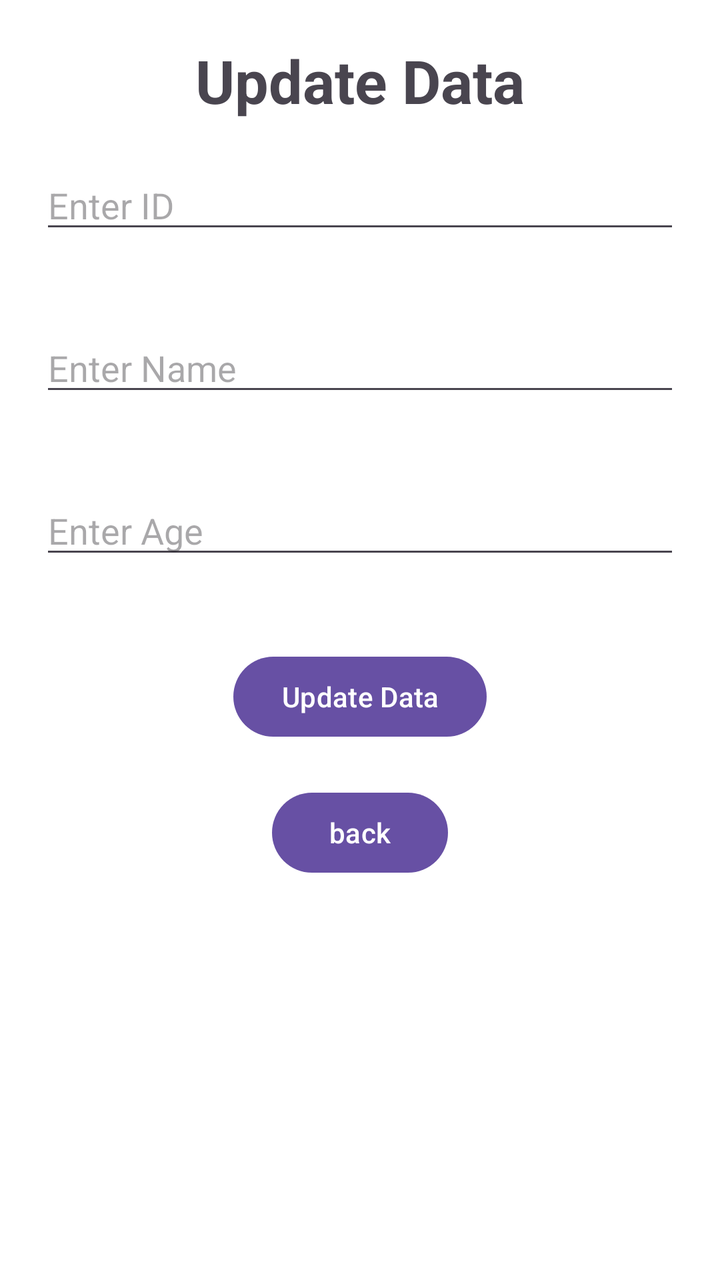
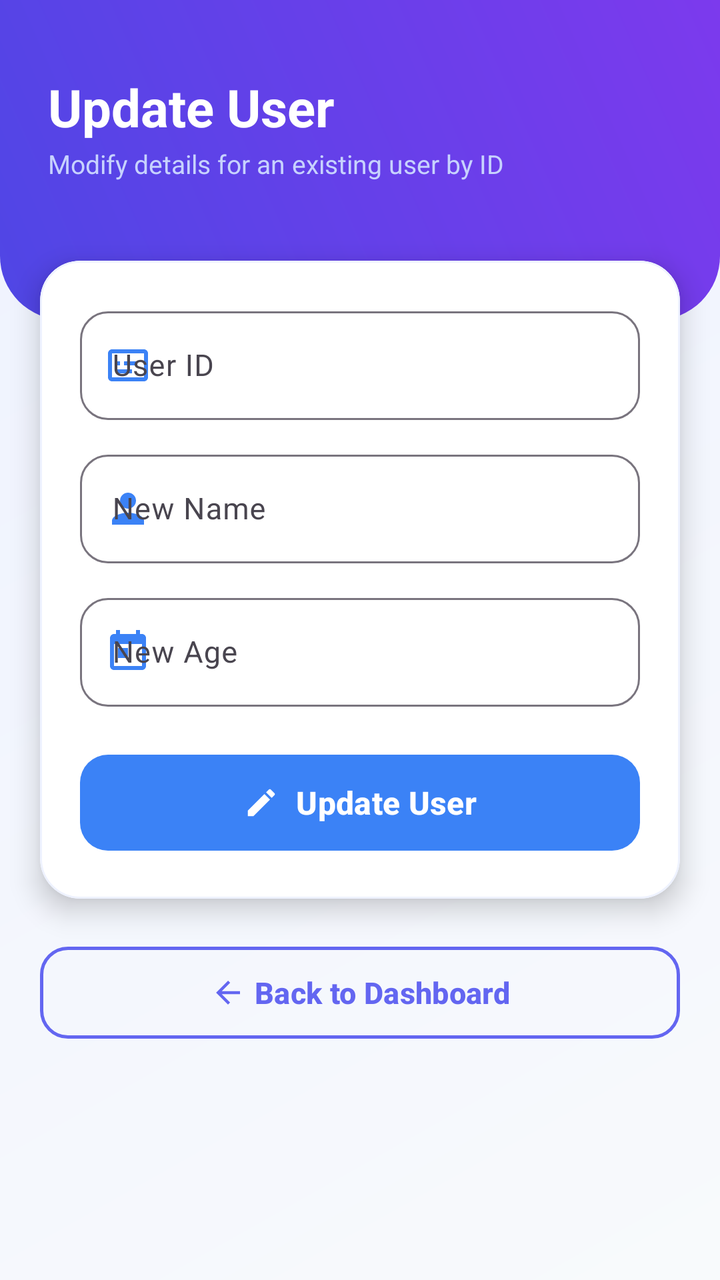

Two renders of the same Android screen: before a commit and after it. Below are the layout's source before the change and the commit's diff.
<!-- AndroidManifest.xml: application theme Theme.Lab9 -->
<!-- res/layout/activity_update.xml -->
<?xml version="1.0" encoding="utf-8"?>
<RelativeLayout xmlns:android="http://schemas.android.com/apk/res/android"
    xmlns:app="http://schemas.android.com/apk/res-auto"
    xmlns:tools="http://schemas.android.com/tools"
    android:id="@+id/main"
    android:layout_width="match_parent"
    android:layout_height="match_parent"
    tools:context=".update"
    android:background="@color/white">

    <TextView
        android:id="@+id/textView"
        android:layout_width="wrap_content"
        android:layout_height="wrap_content"
        android:text="Update Data"
        android:textSize="30dp"
        android:textStyle="bold"
        android:layout_alignParentTop="true"
        android:layout_centerInParent="true"
        android:layout_marginTop="20sp"/>

    <EditText
        android:id="@+id/idUpdate"
        android:layout_width="match_parent"
        android:layout_height="wrap_content"
        android:ems="10"
        android:inputType="number"
        android:hint="Enter ID"
        tools:layout_editor_absoluteX="91dp"
        tools:layout_editor_absoluteY="149dp"
        android:layout_below="@id/textView"
        android:layout_margin="20sp"

        />

    <EditText
        android:id="@+id/nameUpdate"
        android:layout_width="match_parent"
        android:layout_height="wrap_content"
        android:ems="10"
        android:inputType="text"
        android:hint="Enter Name"
        tools:layout_editor_absoluteX="93dp"
        tools:layout_editor_absoluteY="247dp"
        android:layout_below="@id/idUpdate"
        android:layout_margin="20sp"/>

    <EditText
        android:id="@+id/ageUpdate"
        android:layout_width="match_parent"
        android:layout_height="wrap_content"
        android:ems="10"
        android:inputType="number"
        android:hint="Enter Age"
        tools:layout_editor_absoluteX="86dp"
        tools:layout_editor_absoluteY="351dp"
        android:layout_margin="20sp"
        android:layout_below="@id/nameUpdate"/>

    <Button
        android:id="@+id/update"
        android:layout_width="wrap_content"
        android:layout_height="wrap_content"
        android:text="Update Data"
        tools:layout_editor_absoluteX="151dp"
        tools:layout_editor_absoluteY="447dp"
        android:layout_below="@id/ageUpdate"
        android:layout_marginTop="20sp"
        android:layout_centerInParent="true"/>

    <Button
        android:id="@+id/back"
        android:layout_width="wrap_content"
        android:layout_height="wrap_content"
        android:text="back"
        tools:layout_editor_absoluteX="151dp"
        tools:layout_editor_absoluteY="530dp"
        android:layout_marginTop="20sp"
        android:layout_below="@id/update"
        android:layout_centerInParent="true"/>
</RelativeLayout>
<!-- resources referenced by this layout -->
<resources>
  <color name="white">#FFFFFFFF</color>
  <style name="Theme.Lab9" parent="Base.Theme.Lab9" />
  <style name="Base.Theme.Lab9" parent="Theme.Material3.DayNight.NoActionBar">
          
          
      </style>
</resources>

<!-- the commit's change to res/layout/activity_update.xml (unified diff, before → after) -->
@@ -1,81 +1,188 @@
 <?xml version="1.0" encoding="utf-8"?>
-<RelativeLayout xmlns:android="http://schemas.android.com/apk/res/android"
+<androidx.coordinatorlayout.widget.CoordinatorLayout
+    xmlns:android="http://schemas.android.com/apk/res/android"
     xmlns:app="http://schemas.android.com/apk/res-auto"
     xmlns:tools="http://schemas.android.com/tools"
     android:id="@+id/main"
     android:layout_width="match_parent"
     android:layout_height="match_parent"
-    tools:context=".update"
-    android:background="@color/white">
+    android:background="@drawable/bg_main_gradient"
+    tools:context=".update">
 
-    <TextView
-        android:id="@+id/textView"
-        android:layout_width="wrap_content"
-        android:layout_height="wrap_content"
-        android:text="Update Data"
-        android:textSize="30dp"
-        android:textStyle="bold"
-        android:layout_alignParentTop="true"
-        android:layout_centerInParent="true"
-        android:layout_marginTop="20sp"/>
+    <androidx.core.widget.NestedScrollView
+        android:layout_width="match_parent"
+        android:layout_height="match_parent"
+        android:fillViewport="true">
 
-    <EditText
-        android:id="@+id/idUpdate"
-        android:layout_width="match_parent"
-        android:layout_height="wrap_content"
-        android:ems="10"
-        android:inputType="number"
-        android:hint="Enter ID"
-        tools:layout_editor_absoluteX="91dp"
-        tools:layout_editor_absoluteY="149dp"
-        android:layout_below="@id/textView"
-        android:layout_margin="20sp"
+        <LinearLayout
+            android:layout_width="match_parent"
+            android:layout_height="wrap_content"
+            android:orientation="vertical"
+            android:paddingBottom="24dp">
 
-        />
+            
+            <RelativeLayout
+                android:layout_width="match_parent"
+                android:layout_height="160dp"
+                android:background="@drawable/bg_header_gradient"
+                android:padding="24dp">
 
-    <EditText
-        android:id="@+id/nameUpdate"
-        android:layout_width="match_parent"
-        android:layout_height="wrap_content"
-        android:ems="10"
-        android:inputType="text"
-        android:hint="Enter Name"
-        tools:layout_editor_absoluteX="93dp"
-        tools:layout_editor_absoluteY="247dp"
-        android:layout_below="@id/idUpdate"
-        android:layout_margin="20sp"/>
+                <TextView
+                    android:id="@+id/headerTitle"
+                    android:layout_width="wrap_content"
+                    android:layout_height="wrap_content"
+                    android:layout_marginTop="12dp"
+                    android:text="Update User"
+                    android:textColor="@color/white"
+                    android:textSize="26sp"
+                    android:textStyle="bold" />
 
-    <EditText
-        android:id="@+id/ageUpdate"
-        android:layout_width="match_parent"
-        android:layout_height="wrap_content"
-        android:ems="10"
-        android:inputType="number"
-        android:hint="Enter Age"
-        tools:layout_editor_absoluteX="86dp"
-        tools:layout_editor_absoluteY="351dp"
-        android:layout_margin="20sp"
-        android:layout_below="@id/nameUpdate"/>
+                <TextView
+                    android:layout_width="wrap_content"
+                    android:layout_height="wrap_content"
+                    android:layout_below="@id/headerTitle"
+                    android:layout_marginTop="2dp"
+                    android:text="Modify details for an existing user by ID"
+                    android:textColor="#C7D2FE"
+                    android:textSize="13sp" />
+            </RelativeLayout>
 
-    <Button
-        android:id="@+id/update"
-        android:layout_width="wrap_content"
-        android:layout_height="wrap_content"
-        android:text="Update Data"
-        tools:layout_editor_absoluteX="151dp"
-        tools:layout_editor_absoluteY="447dp"
-        android:layout_below="@id/ageUpdate"
-        android:layout_marginTop="20sp"
-        android:layout_centerInParent="true"/>
+            
+            <com.google.android.material.card.MaterialCardView
+                android:layout_width="match_parent"
+                android:layout_height="wrap_content"
+                android:layout_marginLeft="20dp"
+                android:layout_marginTop="-30dp"
+                android:layout_marginRight="20dp"
+                app:cardBackgroundColor="@color/card_bg"
+                app:cardCornerRadius="20dp"
+                app:cardElevation="8dp"
+                app:strokeColor="#EEF2FF"
+                app:strokeWidth="1dp">
 
-    <Button
-        android:id="@+id/back"
-        android:layout_width="wrap_content"
-        android:layout_height="wrap_content"
-        android:text="back"
-        tools:layout_editor_absoluteX="151dp"
-        tools:layout_editor_absoluteY="530dp"
-        android:layout_marginTop="20sp"
-        android:layout_below="@id/update"
-        android:layout_centerInParent="true"/>
-</RelativeLayout>
+                <LinearLayout
+                    android:layout_width="match_parent"
+                    android:layout_height="wrap_content"
+                    android:orientation="vertical"
+                    android:padding="20dp">
+
+                    
+                    <com.google.android.material.textfield.TextInputLayout
+                        android:id="@+id/idLayout"
+                        style="@style/Widget.Material3.TextInputLayout.OutlinedBox"
+                        android:layout_width="match_parent"
+                        android:layout_height="wrap_content"
+                        android:layout_marginBottom="12dp"
+                        android:hint="User ID"
+                        app:boxCornerRadiusBottomEnd="14dp"
+                        app:boxCornerRadiusBottomStart="14dp"
+                        app:boxCornerRadiusTopEnd="14dp"
+                        app:boxCornerRadiusTopStart="14dp"
+                        app:endIconMode="clear_text"
+                        app:startIconDrawable="@drawable/ic_id"
+                        app:startIconTint="@color/accent_blue">
+
+                        <com.google.android.material.textfield.TextInputEditText
+                            android:id="@+id/idUpdate"
+                            android:layout_width="match_parent"
+                            android:layout_height="wrap_content"
+                            android:inputType="number"
+                            android:textColor="@color/text_primary"
+                            android:textSize="15sp" />
+                    </com.google.android.material.textfield.TextInputLayout>
+
+                    
+                    <com.google.android.material.textfield.TextInputLayout
+                        android:id="@+id/nameLayout"
+                        style="@style/Widget.Material3.TextInputLayout.OutlinedBox"
+                        android:layout_width="match_parent"
+                        android:layout_height="wrap_content"
+                        android:layout_marginBottom="12dp"
+                        android:hint="New Name"
+                        app:boxCornerRadiusBottomEnd="14dp"
+                        app:boxCornerRadiusBottomStart="14dp"
+                        app:boxCornerRadiusTopEnd="14dp"
+                        app:boxCornerRadiusTopStart="14dp"
+                        app:endIconMode="clear_text"
+                        app:startIconDrawable="@drawable/ic_person"
+                        app:startIconTint="@color/accent_blue">
+
+                        <com.google.android.material.textfield.TextInputEditText
+                            android:id="@+id/nameUpdate"
+                            android:layout_width="match_parent"
+                            android:layout_height="wrap_content"
+                            android:inputType="textPersonName"
+                            android:textColor="@color/text_primary"
+                            android:textSize="15sp" />
+                    </com.google.android.material.textfield.TextInputLayout>
+
+                    
+                    <com.google.android.material.textfield.TextInputLayout
+                        android:id="@+id/ageLayout"
+                        style="@style/Widget.Material3.TextInputLayout.OutlinedBox"
+                        android:layout_width="match_parent"
+                        android:layout_height="wrap_content"
+                        android:layout_marginBottom="20dp"
+                        android:hint="New Age"
+                        app:boxCornerRadiusBottomEnd="14dp"
+                        app:boxCornerRadiusBottomStart="14dp"
+                        app:boxCornerRadiusTopEnd="14dp"
+                        app:boxCornerRadiusTopStart="14dp"
+                        app:endIconMode="clear_text"
+                        app:startIconDrawable="@drawable/ic_age"
+                        app:startIconTint="@color/accent_blue">
+
+                        <com.google.android.material.textfield.TextInputEditText
+                            android:id="@+id/ageUpdate"
+                            android:layout_width="match_parent"
+                            android:layout_height="wrap_content"
+                            android:inputType="number"
+                            android:textColor="@color/text_primary"
+                            android:textSize="15sp" />
+                    </com.google.android.material.textfield.TextInputLayout>
+
+                    
+                    <com.google.android.material.button.MaterialButton
+                        android:id="@+id/update"
+                        android:layout_width="match_parent"
+                        android:layout_height="56dp"
+                        android:text="Update User"
+                        android:textAllCaps="false"
+                        android:textColor="@color/white"
+                        android:textSize="16sp"
+                        android:textStyle="bold"
+                        app:backgroundTint="@color/accent_blue"
+                        app:cornerRadius="14dp"
+                        app:icon="@drawable/ic_edit"
+                        app:iconGravity="textStart"
+                        app:iconPadding="8dp"
+                        app:iconTint="@color/white" />
+
+                </LinearLayout>
+            </com.google.android.material.card.MaterialCardView>
+
+            
+            <com.google.android.material.button.MaterialButton
+                android:id="@+id/back"
+                style="@style/Widget.Material3.Button.OutlinedButton"
+                android:layout_width="match_parent"
+                android:layout_height="54dp"
+                android:layout_marginLeft="20dp"
+                android:layout_marginTop="20dp"
+                android:layout_marginRight="20dp"
+                android:text="Back to Dashboard"
+                android:textAllCaps="false"
+                android:textColor="@color/primary"
+                android:textSize="15sp"
+                android:textStyle="bold"
+                app:cornerRadius="14dp"
+                app:icon="@drawable/ic_arrow_back"
+                app:iconGravity="textStart"
+                app:iconTint="@color/primary"
+                app:strokeColor="@color/primary"
+                app:strokeWidth="1.5dp" />
+
+        </LinearLayout>
+    </androidx.core.widget.NestedScrollView>
+
+</androidx.coordinatorlayout.widget.CoordinatorLayout>
<!-- resource entries referenced after the edit -->
@@ -1,10 +1,88 @@
 <!-- resources referenced by this layout -->
 <resources>
+  <color name="accent_blue">#3B82F6</color>
+  <color name="card_bg">#FFFFFF</color>
+  <color name="primary">#6366F1</color>
+  <color name="text_primary">#0F172A</color>
   <color name="white">#FFFFFFFF</color>
+  <!-- drawable bg_header_gradient (drawable) -->
+  <?xml version="1.0" encoding="utf-8"?>
+  <shape xmlns:android="http://schemas.android.com/apk/res/android">
+      <gradient
+          android:startColor="#4F46E5"
+          android:endColor="#7C3AED"
+          android:angle="45"/>
+      <corners
+          android:bottomLeftRadius="32dp"
+          android:bottomRightRadius="32dp"/>
+  </shape>
+  <!-- drawable bg_main_gradient (drawable) -->
+  <?xml version="1.0" encoding="utf-8"?>
+  <shape xmlns:android="http://schemas.android.com/apk/res/android">
+      <gradient
+          android:startColor="#F8FAFC"
+          android:endColor="#EEF2FF"
+          android:angle="135"/>
+  </shape>
+  <!-- drawable ic_age (drawable) -->
+  <vector xmlns:android="http://schemas.android.com/apk/res/android"
+      android:width="24dp"
+      android:height="24dp"
+      android:viewportWidth="24"
+      android:viewportHeight="24">
+      <path
+          android:fillColor="#FF6366F1"
+          android:pathData="M19,3h-1V1h-2v2H8V1H6v2H5c-1.11,0 -1.99,0.9 -1.99,2L3,19c0,1.1 0.89,2 2,2h14c1.1,0 2,-0.9 2,-2V5c0,-1.1 -0.9,-2 -2,-2zm0,16H5V8h14v11zM7,10h5v5H7z"/>
+  </vector>
+  <!-- drawable ic_arrow_back (drawable) -->
+  <vector xmlns:android="http://schemas.android.com/apk/res/android"
+      android:width="24dp"
+      android:height="24dp"
+      android:viewportWidth="24"
+      android:viewportHeight="24">
+      <path
+          android:fillColor="#FF6366F1"
+          android:pathData="M20,11H7.83l5.59,-5.59L12,4l-8,8 8,8 1.41,-1.41L7.83,13H20v-2z"/>
+  </vector>
+  <!-- drawable ic_edit (drawable) -->
+  <vector xmlns:android="http://schemas.android.com/apk/res/android"
+      android:width="24dp"
+      android:height="24dp"
+      android:viewportWidth="24"
+      android:viewportHeight="24">
+      <path
+          android:fillColor="#FFFFFFFF"
+          android:pathData="M3,17.25V21h3.75L17.81,9.94l-3.75,-3.75L3,17.25zM20.71,7.04c0.39,-0.39 0.39,-1.02 0,-1.41l-2.34,-2.34c-0.39,-0.39 -1.02,-0.39 -1.41,0l-1.83,1.83 3.75,3.75 1.83,-1.83z"/>
+  </vector>
+  <!-- drawable ic_id (drawable) -->
+  <vector xmlns:android="http://schemas.android.com/apk/res/android"
+      android:width="24dp"
+      android:height="24dp"
+      android:viewportWidth="24"
+      android:viewportHeight="24">
+      <path
+          android:fillColor="#FF6366F1"
+          android:pathData="M20,4H4c-1.1,0 -2,0.9 -2,2v12c0,1.1 0.9,2 2,2h16c1.1,0 2,-0.9 2,-2V6c0,-1.1 -0.9,-2 -2,-2zm0,14H4V6h16v12zM6,10h2v2H6zm0,4h8v2H6zm4,-4h6v2h-6z"/>
+  </vector>
+  <!-- drawable ic_person (drawable) -->
+  <vector xmlns:android="http://schemas.android.com/apk/res/android"
+      android:width="24dp"
+      android:height="24dp"
+      android:viewportWidth="24"
+      android:viewportHeight="24">
+      <path
+          android:fillColor="#FF6366F1"
+          android:pathData="M12,12c2.21,0 4,-1.79 4,-4s-1.79,-4 -4,-4 -4,1.79 -4,4 1.79,4 4,4zM12,14c-2.67,0 -8,1.34 -8,4v2h16v-2c0,-2.66 -5.33,-4 -8,-4z"/>
+  </vector>
   <style name="Theme.Lab9" parent="Base.Theme.Lab9" />
   <style name="Base.Theme.Lab9" parent="Theme.Material3.DayNight.NoActionBar">
-          
-          
+          <item name="colorPrimary">@color/primary</item>
+          <item name="colorPrimaryVariant">@color/primary_dark</item>
+          <item name="colorOnPrimary">@color/white</item>
+          <item name="android:statusBarColor">@color/primary_dark</item>
+          <item name="android:windowBackground">@color/bg_light</item>
       </style>
+  <color name="primary_dark">#4F46E5</color>
+  <color name="bg_light">#F8FAFC</color>
 </resources>
 
